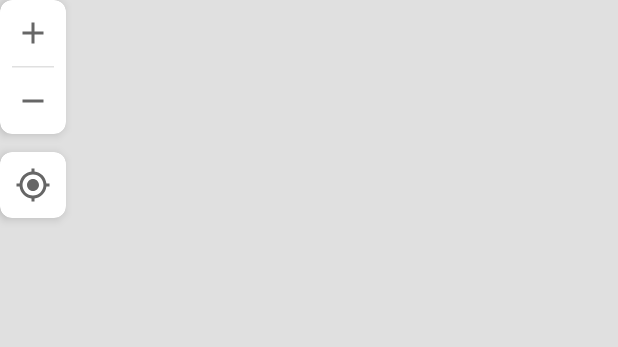
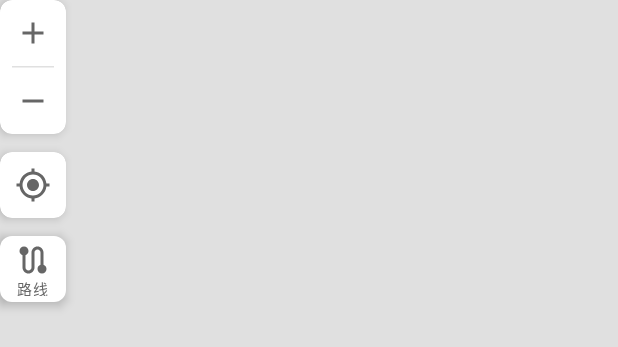
Before and after one commit to Tang0602/Amap, an Android app built with Jetpack Compose: the @Preview function MapControlsPreview, on a phone screen of 412 x 824 dp. Shown: the top 347 px of the screen. Run offline under Robolectric (Android 15) with nearby library versions, the phone set to English and light mode, and no system bars; network calls fail.

Commit message:
feat(MapControls): 添加路线按钮并更新导航功能
1. 在 MapControls 组件中新增路线按钮，允许用户快速访问路线规划功能。
2. 更新 MapContainerScreen，移除 HomeOverlay 中的路线规划导航回调，并将其整合到 MapControls 中。
3. 调整相关组件以支持新的导航逻辑，提升用户体验。

```diff
--- a/app/src/main/java/com/example/amap_sim/ui/screen/mapcontainer/MapContainerScreen.kt
+++ b/app/src/main/java/com/example/amap_sim/ui/screen/mapcontainer/MapContainerScreen.kt
@@ -155,7 +155,6 @@ fun MapContainerScreen(
                         HomeOverlay(
                             mapController = viewModel,
                             onNavigateToSearch = { viewModel.openSearch() },
-                            onNavigateToRoutePlanning = { viewModel.openRoutePlanning() },
                             onNavigateToDrive = onNavigateToDrive,
                             onNavigateToBike = onNavigateToBike,
                             onNavigateToWalk = onNavigateToWalk,
@@ -211,7 +210,8 @@ fun MapContainerScreen(
                 MapControls(
                     onZoomIn = { viewModel.zoomIn() },
                     onZoomOut = { viewModel.zoomOut() },
-                    onLocate = { viewModel.moveToCurrentLocation() }
+                    onLocate = { viewModel.moveToCurrentLocation() },
+                    onRoute = { viewModel.openRoutePlanning() }
                 )
             }
         }
--- a/app/src/main/java/com/example/amap_sim/ui/screen/mapcontainer/components/MapControls.kt
+++ b/app/src/main/java/com/example/amap_sim/ui/screen/mapcontainer/components/MapControls.kt
@@ -10,11 +10,13 @@ import androidx.compose.foundation.shape.RoundedCornerShape
 import androidx.compose.material.icons.Icons
 import androidx.compose.material.icons.filled.Add
 import androidx.compose.material.icons.filled.GpsFixed
+import androidx.compose.material.icons.filled.Route
 import androidx.compose.material.icons.filled.Remove
 import androidx.compose.material3.HorizontalDivider
 import androidx.compose.material3.Icon
 import androidx.compose.material3.IconButton
 import androidx.compose.material3.Surface
+import androidx.compose.material3.Text
 import androidx.compose.runtime.Composable
 import androidx.compose.ui.Alignment
 import androidx.compose.ui.Modifier
@@ -22,6 +24,7 @@ import androidx.compose.ui.draw.shadow
 import androidx.compose.ui.graphics.Color
 import androidx.compose.ui.tooling.preview.Preview
 import androidx.compose.ui.unit.dp
+import androidx.compose.ui.unit.sp
 import com.example.amap_sim.ui.theme.AmapSimTheme
 
 /**
@@ -30,12 +33,14 @@ import com.example.amap_sim.ui.theme.AmapSimTheme
  * 包含：
  * - 放大/缩小按钮
  * - 定位按钮
+ * - 路线按钮
  */
 @Composable
 fun MapControls(
     onZoomIn: () -> Unit,
     onZoomOut: () -> Unit,
     onLocate: () -> Unit,
+    onRoute: () -> Unit,
     modifier: Modifier = Modifier
 ) {
     Column(
@@ -108,6 +113,36 @@ fun MapControls(
                 )
             }
         }
+
+        // 路线按钮
+        Surface(
+            modifier = Modifier
+                .size(44.dp)
+                .shadow(4.dp, RoundedCornerShape(8.dp)),
+            shape = RoundedCornerShape(8.dp),
+            color = Color.White,
+            onClick = onRoute
+        ) {
+            Column(
+                modifier = Modifier
+                    .size(44.dp)
+                    .padding(vertical = 4.dp),
+                horizontalAlignment = Alignment.CenterHorizontally,
+                verticalArrangement = Arrangement.Center
+            ) {
+                Icon(
+                    imageVector = Icons.Default.Route,
+                    contentDescription = "路线",
+                    tint = Color(0xFF666666),
+                )
+                Text(
+                    text = "路线",
+                    fontSize = 10.sp,
+                    color = Color(0xFF666666),
+                    lineHeight = 10.sp
+                )
+            }
+        }
     }
 }
 
@@ -118,7 +153,8 @@ private fun MapControlsPreview() {
         MapControls(
             onZoomIn = {},
             onZoomOut = {},
-            onLocate = {}
+            onLocate = {},
+            onRoute = {}
         )
     }
 }
```
Also changed, not shown: app/src/main/java/com/example/amap_sim/ui/screen/mapcontainer/overlay/home/HomeOverlay.kt (+0 -13 lines).
